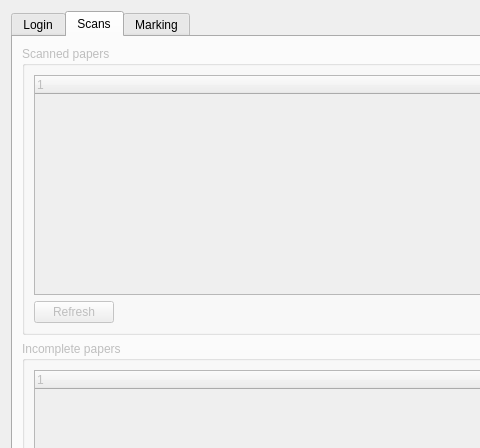
The window that qtCreatorFiles/ui_iic.ui (plomgrading/plom) describes before a commit, drawn with Qt 5; both pictures show x 0 to 480 and y 0 to 448 of the 934 by 652 pixel window.
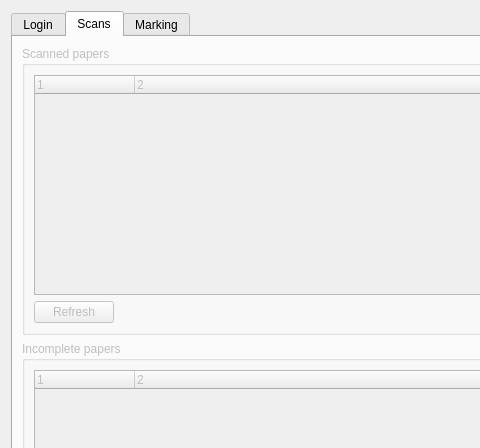
The same window after the commit. The open tabs and pages were chosen to show the change.

What changed in the file:
```diff
--- a/qtCreatorFiles/ui_iic.ui
+++ b/qtCreatorFiles/ui_iic.ui
@@ -249,12 +249,20 @@
          </property>
          <layout class="QVBoxLayout" name="verticalLayout_3">
           <item>
-           <widget class="QTreeWidget" name="treeWidget">
+           <widget class="QTreeWidget" name="scanTW">
+            <property name="columnCount">
+             <number>2</number>
+            </property>
             <column>
              <property name="text">
               <string notr="true">1</string>
              </property>
             </column>
+            <column>
+             <property name="text">
+              <string notr="true">2</string>
+             </property>
+            </column>
            </widget>
           </item>
           <item>
@@ -298,12 +306,20 @@
          </property>
          <layout class="QVBoxLayout" name="verticalLayout_4">
           <item>
-           <widget class="QTreeWidget" name="treeWidget">
+           <widget class="QTreeWidget" name="incompTW">
+            <property name="columnCount">
+             <number>2</number>
+            </property>
             <column>
              <property name="text">
               <string notr="true">1</string>
              </property>
             </column>
+            <column>
+             <property name="text">
+              <string notr="true">2</string>
+             </property>
+            </column>
            </widget>
           </item>
           <item>
```
